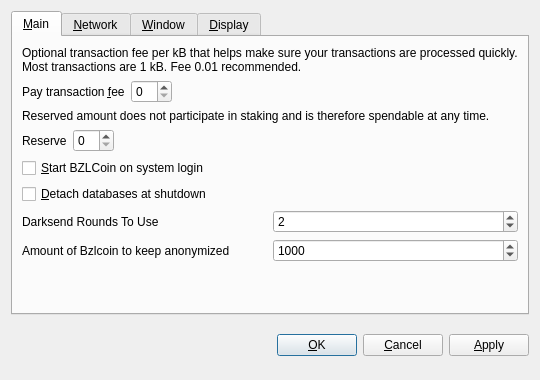
First picture: the form in src/qt/forms/optionsdialog.ui, repository bzlcoin/bzlcoin, before the edit.
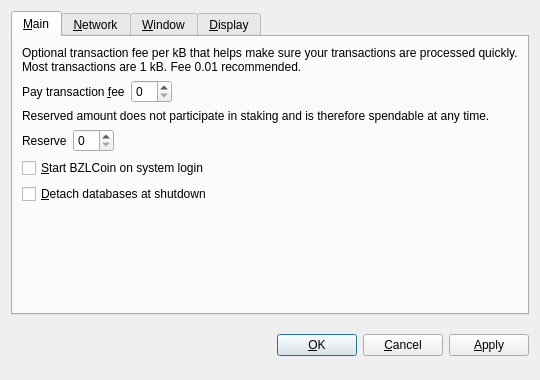
Second picture: the form after the edit. Custom widgets are drawn as their Qt base class.

The edit to the form file:
```diff
--- a/src/qt/forms/optionsdialog.ui
+++ b/src/qt/forms/optionsdialog.ui
@@ -142,78 +142,9 @@
          </property>
         </widget>
        </item>
-       <item>
-        <layout class="QHBoxLayout" name="horizontalLayout_2_Main">
-         <item>
-          <widget class="QLabel" name="darksendtxt">
-           <property name="toolTip">
-            <string>&lt;html&gt;&lt;head/&gt;&lt;body&gt;&lt;p&gt;This setting determines the amount of individual masternodes that an input will be anonymized through. More rounds of anonymization gives a higher degree of privacy, but also costs more in fees.&lt;/p&gt;&lt;/body&gt;&lt;/html&gt;</string>
-           </property>
-           <property name="text">
-            <string>Darksend Rounds To Use</string>
-           </property>
-          </widget>
-         </item>
-         <item>
-          <widget class="QSpinBox" name="darksendRounds">
-           <property name="minimum">
-            <number>1</number>
-           </property>
-           <property name="maximum">
-            <number>8</number>
-           </property>
-           <property name="value">
-            <number>2</number>
-           </property>
-          </widget>
-         </item>
-        </layout>
-       </item>
        <item>
         <layout class="QHBoxLayout" name="horizontalLayout_2"/>
        </item>
-       <item>
-        <layout class="QHBoxLayout" name="horizontalLayout">
-         <item>
-          <widget class="QLabel" name="labelbzlcoin">
-           <property name="toolTip">
-            <string notr="true">&lt;html&gt;&lt;head/&gt;&lt;body&gt;&lt;p&gt;This amount acts as a threshold to turn off Darksend once it's reached. &lt;/p&gt;&lt;/body&gt;&lt;/html&gt;</string>
-           </property>
-           <property name="statusTip">
-            <string notr="true"/>
-           </property>
-           <property name="whatsThis">
-            <string notr="true"/>
-           </property>
-           <property name="accessibleName">
-            <string notr="true"/>
-           </property>
-           <property name="accessibleDescription">
-            <string notr="true"/>
-           </property>
-           <property name="text">
-            <string>Amount of Bzlcoin to keep anonymized</string>
-           </property>
-          </widget>
-         </item>
-         <item>
-          <widget class="QSpinBox" name="anonymizeBzlcoin">
-           <property name="minimum">
-            <number>1</number>
-           </property>
-           <property name="maximum">
-            <number>2000</number>
-           </property>
-           <property name="singleStep">
-            <number>10</number>
-           </property>
-           <property name="value">
-            <number>1000</number>
-           </property>
-          </widget>
-         </item>
-        </layout>
-       </item>
        <item>
         <spacer name="verticalSpacer_Main">
          <property name="orientation">
```
